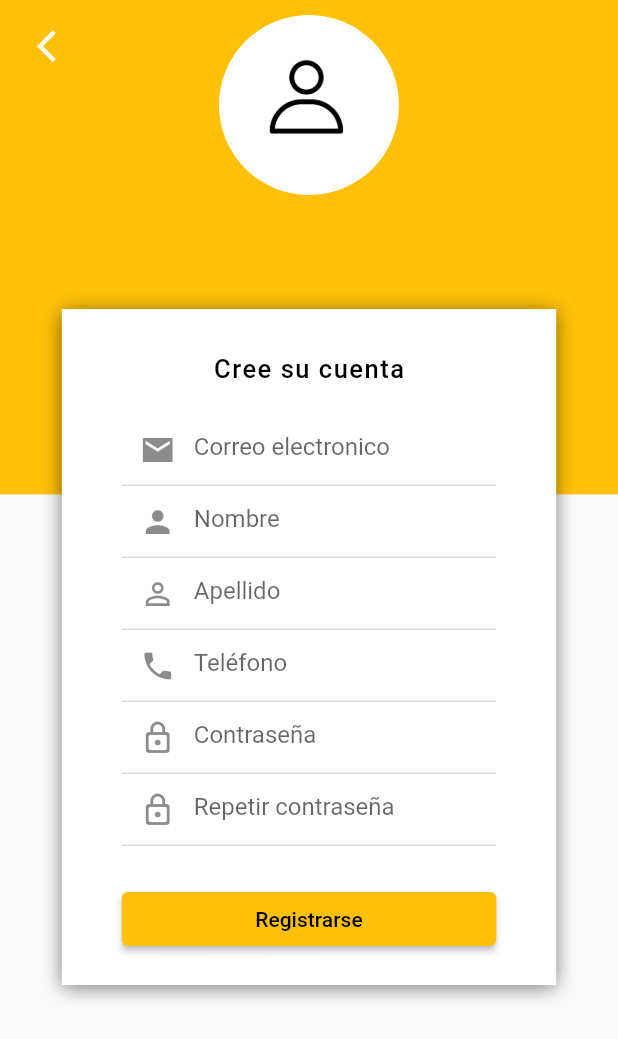
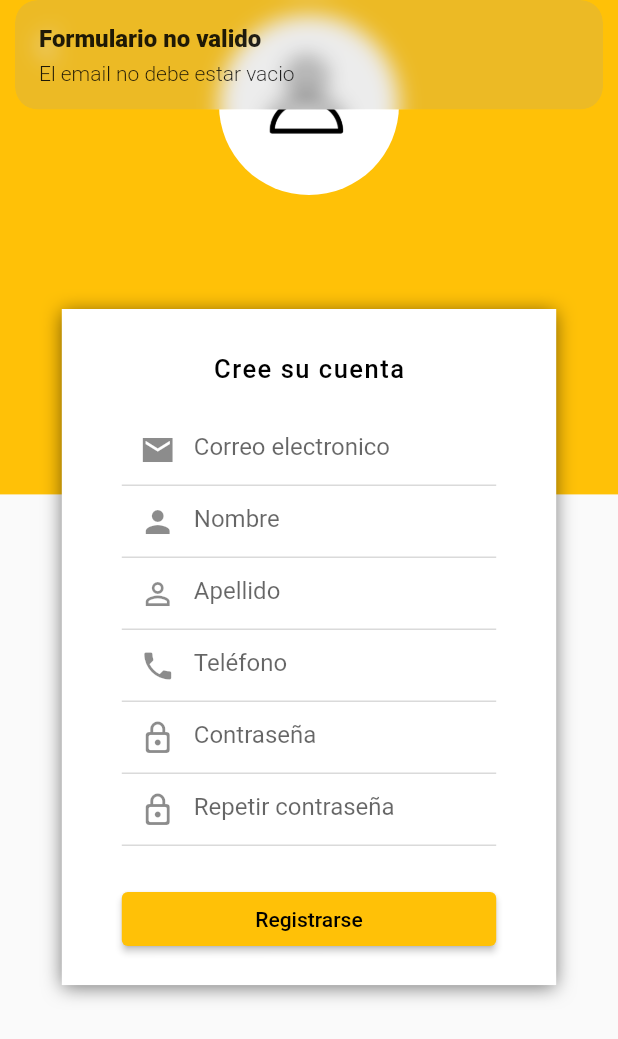
Before and after one commit to agusci21/delivery_mobile, a Flutter app: the RegisterPage screen opened by its route, after a tap on "Registrarse", on a phone screen of 412 x 824 dp. Shown: the top 1039 px of the screen. Run offline on Flutter 3.47's test engine with Material 2 defaults, Android fonts, the phone set to English and light mode, and no system bars; our stand-ins replace get.

Commit message:
pantalla de registro funcional y validada

```diff
--- a/lib/src/features/login-register/pages/login-register/login/login_controller.dart
+++ b/lib/src/features/login-register/pages/login-register/login/login_controller.dart
@@ -1,9 +1,38 @@
+import 'package:flutter/cupertino.dart';
 import 'package:get/get.dart';
 
-class LoginController extends GetxController{
+class LoginController extends GetxController {
+  TextEditingController emailController = TextEditingController();
+  TextEditingController passwordController = TextEditingController();
 
-  void goToRegisterPage(){
+  void goToRegisterPage() {
     Get.toNamed('/register');
   }
 
+  void login() {
+    String email = emailController.text.trim();
+    String password = passwordController.text.trim();
+
+    if (isValidForm(email, password)) {
+      Get.snackbar('Formulario valido', 'Listo para la peticion http');
+    }
+  }
+
+  bool isValidForm(String email, String password) {
+    if (email.isEmpty) {
+      Get.snackbar('Formulario no valido', 'El email no debe estar vacio');
+      return false;
+    }
+
+    if (!GetUtils.isEmail(email)) {
+      Get.snackbar('Formulario no valido', 'El email es incorrecto');
+      return false;
+    }
+
+    if (password.isEmpty) {
+      Get.snackbar('Formulario no valido', 'La contraseña no debe estar vacia');
+      return false;
+    }
+    return true;
+  }
 }
--- a/lib/src/features/login-register/pages/login-register/login/login_page.dart
+++ b/lib/src/features/login-register/pages/login-register/login/login_page.dart
@@ -13,6 +13,8 @@ class LoginPage extends StatelessWidget {
   @override
   Widget build(BuildContext context) {
     final size = MediaQuery.of(context).size;
+    final LoginController loginController = Get.put(LoginController());
+
     return Scaffold(
       body: Stack(
         children: [
@@ -34,19 +36,22 @@ class LoginPage extends StatelessWidget {
                       fontWeight: FontWeight.w500),
                 ),
               ),
-              const LoginRegisterInputs(
+              LoginRegisterInputs(
+                controller: loginController.emailController,
                 hintText: 'Correo electronico',
                 icon: Icons.email_sharp,
                 keyboardType: TextInputType.emailAddress,
               ),
-              const LoginRegisterInputs(
+              LoginRegisterInputs(
+                controller: loginController.passwordController,
                 hintText: 'Contraseña',
                 icon: Icons.lock_outline_rounded,
                 keyboardType: TextInputType.text,
                 obscureText: true,
               ),
-              const LoginRegisterButton(
+              LoginRegisterButton(
                 hintText: 'Login',
+                onPressed: () => loginController.login(),
               )
             ],
           ),
--- /dev/null
+++ b/lib/src/features/login-register/pages/login-register/register/register_controller.dart
@@ -0,0 +1,70 @@
+import 'package:flutter/cupertino.dart';
+import 'package:get/get.dart';
+
+class RegisterController extends GetxController {
+  TextEditingController emailController = TextEditingController();
+  TextEditingController firstNameController = TextEditingController();
+  TextEditingController lastNameController = TextEditingController();
+  TextEditingController phoneNumberController = TextEditingController();
+  TextEditingController passwordController = TextEditingController();
+  TextEditingController repeatPasswordController = TextEditingController();
+
+  void register() {
+    String email = emailController.text.trim();
+    String firstName = firstNameController.text;
+    String lastName = lastNameController.text;
+    String phoneNumber = phoneNumberController.text.trim();
+    String password = passwordController.text.trim();
+    String repeatPassword = repeatPasswordController.text.trim();
+
+    if (isValidForm(
+        email, firstName, lastName, phoneNumber, password, repeatPassword)) {
+      Get.snackbar('Formulario valido', 'Listo para la peticion http');
+    }
+  }
+
+  bool isValidForm(
+    String email,
+    String firstName,
+    String lastName,
+    String phoneNumber,
+    String password,
+    String repeatPassword,
+  ) {
+    if (email.isEmpty) {
+      Get.snackbar('Formulario no valido', 'El email no debe estar vacio');
+      return false;
+    }
+
+    if (!GetUtils.isEmail(email)) {
+      Get.snackbar('Formulario no valido', 'El email es incorrecto');
+      return false;
+    }
+
+    if (firstName.isEmpty) {
+      Get.snackbar('Formulario no valido', 'El Nombre no debe estar vacio');
+      return false;
+    }
+
+    if (lastName.isEmpty) {
+      Get.snackbar('Formulario no valido', 'El apellido no debe estar vacio');
+      return false;
+    }
+
+    if (phoneNumber.isEmpty) {
+      Get.snackbar('Formulario no valido', 'El telefono no debe estar vacio');
+      return false;
+    }
+
+    if (password.isEmpty) {
+      Get.snackbar('Formulario no valido', 'La contraseña no debe estar vacia');
+      return false;
+    }
+
+    if (repeatPassword != password) {
+      Get.snackbar('Formulario no valido', 'Las contraseñas no coinciden');
+      return false;
+    }
+    return true;
+  }
+}
--- a/lib/src/features/login-register/pages/login-register/register/register_page.dart
+++ b/lib/src/features/login-register/pages/login-register/register/register_page.dart
@@ -1,3 +1,4 @@
+import 'package:delivery_app/src/features/login-register/pages/login-register/register/register_controller.dart';
 import 'package:delivery_app/src/features/login-register/pages/login-register/widgets/backgound.dart';
 import 'package:delivery_app/src/features/login-register/pages/login-register/widgets/box_form.dart';
 import 'package:flutter/material.dart';
@@ -11,6 +12,7 @@ class RegisterPage extends StatelessWidget {
 
   @override
   Widget build(BuildContext context) {
+    final registerController = Get.put(RegisterController());
     final size = MediaQuery.of(context).size;
     return Scaffold(
       body: Stack(
@@ -33,40 +35,47 @@ class RegisterPage extends StatelessWidget {
                       fontWeight: FontWeight.w500),
                 ),
               ),
-              const LoginRegisterInputs(
+              LoginRegisterInputs(
                 hintText: 'Correo electronico',
+                controller: registerController.emailController,
                 icon: Icons.email_sharp,
                 keyboardType: TextInputType.emailAddress,
               ),
-              const LoginRegisterInputs(
+              LoginRegisterInputs(
                 hintText: 'Nombre',
+                controller: registerController.firstNameController,
                 icon: Icons.person,
                 keyboardType: TextInputType.text,
               ),
-              const LoginRegisterInputs(
+              LoginRegisterInputs(
                 hintText: 'Apellido',
+                controller: registerController.lastNameController,
                 icon: Icons.person_outline,
                 keyboardType: TextInputType.text,
               ),
-              const LoginRegisterInputs(
+              LoginRegisterInputs(
                 hintText: 'Teléfono',
+                controller: registerController.phoneNumberController,
                 icon: Icons.phone,
                 keyboardType: TextInputType.phone,
               ),
-              const LoginRegisterInputs(
+              LoginRegisterInputs(
                 hintText: 'Contraseña',
+                controller: registerController.passwordController,
                 icon: Icons.lock_outline_rounded,
                 keyboardType: TextInputType.text,
                 obscureText: true,
               ),
-              const LoginRegisterInputs(
+              LoginRegisterInputs(
                 hintText: 'Repetir contraseña',
+                controller: registerController.repeatPasswordController,
                 icon: Icons.lock_outline_rounded,
                 keyboardType: TextInputType.text,
                 obscureText: true,
               ),
-              const LoginRegisterButton(
+              LoginRegisterButton(
                 hintText: 'Registrarse',
+                onPressed: () => registerController.register(),
               )
             ],
           ),
--- a/lib/src/features/login-register/pages/login-register/widgets/buttons.dart
+++ b/lib/src/features/login-register/pages/login-register/widgets/buttons.dart
@@ -1,9 +1,10 @@
 import 'package:flutter/material.dart';
 
 class LoginRegisterButton extends StatelessWidget {
-  const LoginRegisterButton({Key? key, required this.hintText}) : super(key: key);
+  const LoginRegisterButton({Key? key, required this.hintText, required this.onPressed}) : super(key: key);
 
   final String hintText;
+  final Function() onPressed;
 
   @override
   Widget build(BuildContext context) {
@@ -12,7 +13,7 @@ class LoginRegisterButton extends StatelessWidget {
       margin: EdgeInsets.only(top: size.height * .03, bottom: 20),
       width: double.infinity,
       child: ElevatedButton(
-          onPressed: () {},
+          onPressed: onPressed,
           child: Text(
             hintText,
             style: const TextStyle(color: Colors.black),
--- a/lib/src/features/login-register/pages/login-register/widgets/textfields.dart
+++ b/lib/src/features/login-register/pages/login-register/widgets/textfields.dart
@@ -6,16 +6,19 @@ class LoginRegisterInputs extends StatelessWidget {
       this.keyboardType,
       this.hintText,
       this.icon,
-      this.obscureText = false})
+      this.obscureText = false,
+      this.controller})
       : super(key: key);
   final TextInputType? keyboardType;
   final String? hintText;
   final IconData? icon;
   final bool obscureText;
+  final TextEditingController? controller;
 
   @override
   Widget build(BuildContext context) {
     return TextField(
+      controller: controller,
       keyboardType: keyboardType,
       decoration: InputDecoration(hintText: hintText, prefixIcon: Icon(icon)),
       obscureText: obscureText,
```
